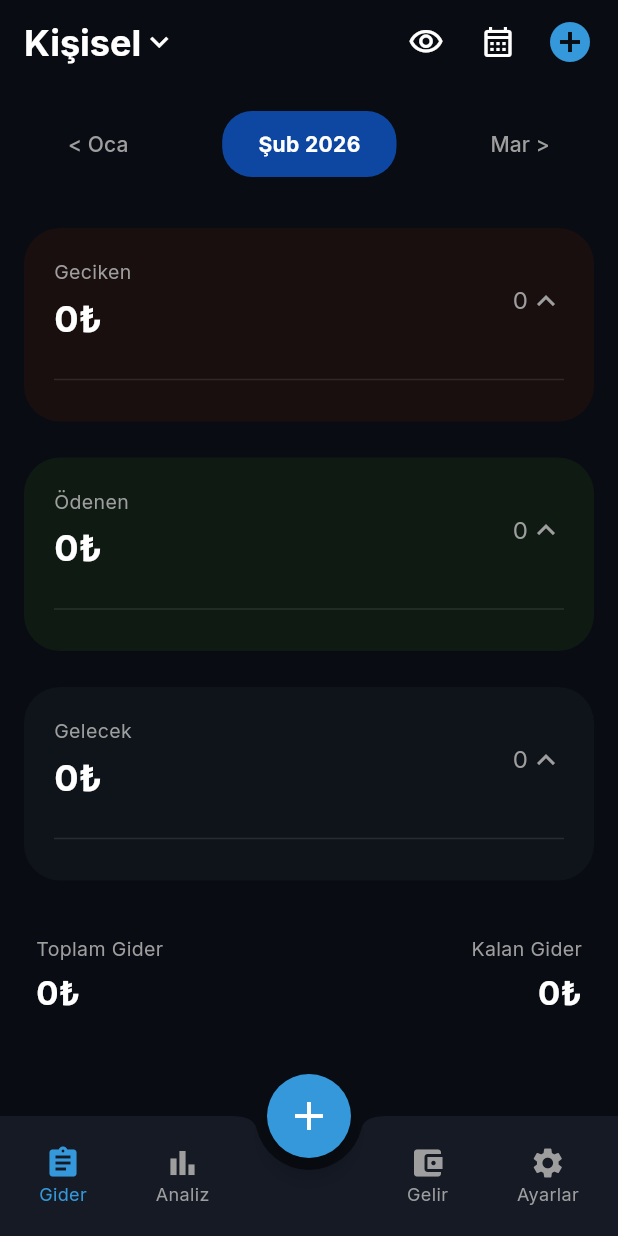
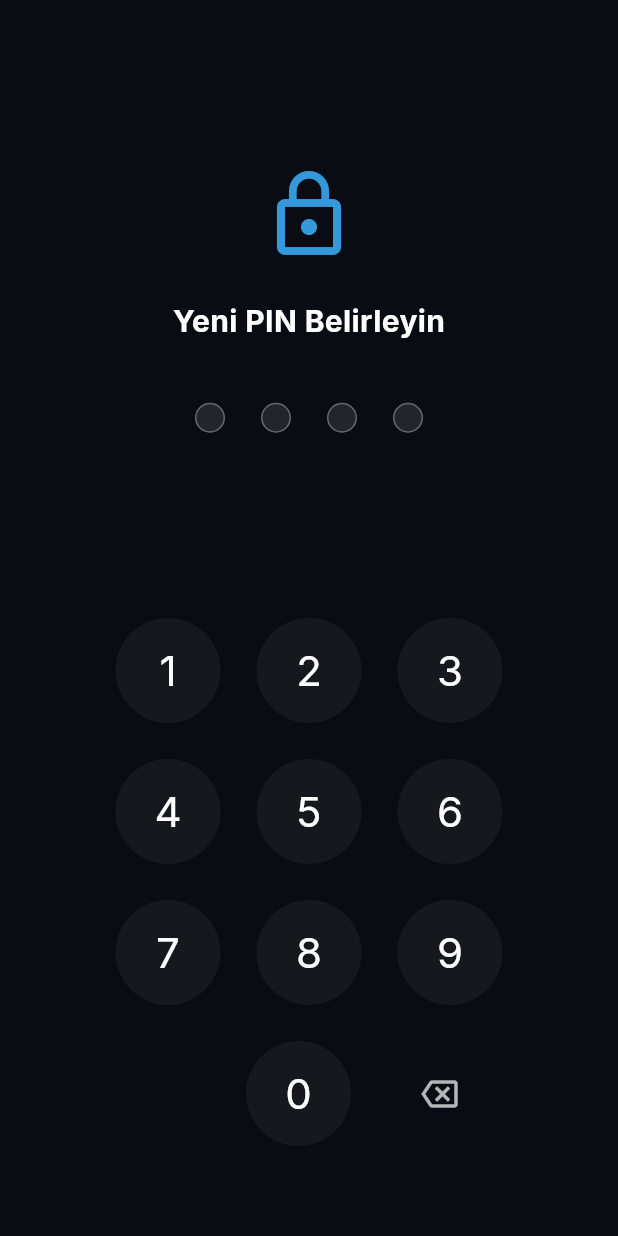
Before and after one commit to rks020/ProFinans, a Flutter app: the screen it shows after launch, on a phone screen of 412 x 824 dp. Run offline on Flutter 3.47's test engine with Material 3 defaults, Android fonts, the phone set to English and light mode, and no system bars; our stand-ins replace fl_chart, flutter_riverpod, freezed_annotation, google_fonts, hive_ce, hive_ce_flutter and 2 more; accounts and stored records are empty; generated files the repository leaves out were written again; statements that could not run were skipped.

Commit message:
feat: Implement PIN security, fix build errors, and deploy release builds

```diff
--- a/lib/data/models/app_settings.dart
+++ b/lib/data/models/app_settings.dart
@@ -14,6 +14,7 @@ abstract class AppSettings extends HiveObject with _$AppSettings {
     @HiveField(1) @Default('TRY') String selectedCurrency,
     @HiveField(2) @Default('dark') String themePreference,
     @HiveField(3) @Default(false) bool isPrivacyMode,
+    @HiveField(4) String? pinCode,
   }) = _AppSettings;
 
   factory AppSettings.fromJson(Map<String, dynamic> json) => _$AppSettingsFromJson(json);
--- a/lib/main.dart
+++ b/lib/main.dart
@@ -11,6 +11,9 @@ import 'ui/screens/main_screen.dart';
 import 'package:uuid/uuid.dart';
 import 'package:intl/date_symbol_data_local.dart';
 import 'hive_registrar.g.dart';
+
+import 'ui/screens/pin_screen.dart';
+import 'providers/app_providers.dart';
 
 void main() async {
   WidgetsFlutterBinding.ensureInitialized();
@@ -48,16 +51,31 @@ void main() async {
   );
 }
 
-class MyApp extends StatelessWidget {
+class MyApp extends ConsumerWidget {
   const MyApp({super.key});
 
   @override
-  Widget build(BuildContext context) {
+  Widget build(BuildContext context, WidgetRef ref) {
+    final settings = ref.watch(appSettingsProvider);
+    final isVerified = ref.watch(pinStateProvider);
+
+    Widget home;
+    if (settings.pinCode == null) {
+      // No PIN set yet - force setup
+      home = const PinScreen(isSetupMode: true);
+    } else if (!isVerified) {
+      // PIN set but not verified this session
+      home = const PinScreen(isSetupMode: false);
+    } else {
+      // PIN verified
+      home = const MainScreen();
+    }
+
     return MaterialApp(
       title: 'ProFinans',
       debugShowCheckedModeBanner: false,
       theme: AppTheme.darkTheme,
-      home: const MainScreen(),
+      home: home,
     );
   }
 }
--- /dev/null
+++ b/lib/ui/screens/pin_screen.dart
@@ -0,0 +1,179 @@
+import 'package:flutter/material.dart';
+import 'package:flutter_riverpod/flutter_riverpod.dart';
+import '../../providers/app_providers.dart';
+import '../theme/app_theme.dart';
+
+class PinScreen extends ConsumerStatefulWidget {
+  final bool isSetupMode;
+
+  const PinScreen({super.key, this.isSetupMode = false});
+
+  @override
+  ConsumerState<PinScreen> createState() => _PinScreenState();
+}
+
+class _PinScreenState extends ConsumerState<PinScreen> {
+  String _pin = "";
+  String? _firstPin; // For setup mode confirmation
+  String _errorMessage = "";
+
+  void _handleKeyPress(String key) {
+    setState(() {
+      _errorMessage = "";
+      if (key == "DEL") {
+        if (_pin.isNotEmpty) _pin = _pin.substring(0, _pin.length - 1);
+      } else if (_pin.length < 4) {
+        _pin += key;
+      }
+    });
+
+    if (_pin.length == 4) {
+      _processPin();
+    }
+  }
+
+  void _processPin() async {
+    final settings = ref.read(appSettingsProvider);
+
+    if (widget.isSetupMode) {
+      if (_firstPin == null) {
+        // First step of setup
+        setState(() {
+          _firstPin = _pin;
+          _pin = "";
+        });
+      } else {
+        // Confirmation step
+        if (_pin == _firstPin) {
+          await ref.read(appSettingsProvider.notifier).updatePinCode(_pin);
+          // Set as verified for current session
+          ref.read(pinStateProvider.notifier).verify();
+        } else {
+          setState(() {
+            _pin = "";
+            _firstPin = null;
+            _errorMessage = "PIN'ler eşleşmiyor. Tekrar deneyin.";
+          });
+        }
+      }
+    } else {
+      // Verification mode
+      if (_pin == settings.pinCode) {
+        ref.read(pinStateProvider.notifier).verify();
+      } else {
+        setState(() {
+          _pin = "";
+          _errorMessage = "Hatalı PIN. Tekrar deneyin.";
+        });
+      }
+    }
+  }
+
+  @override
+  Widget build(BuildContext context) {
+    String title = "PIN Kodunuzu Girin";
+    if (widget.isSetupMode) {
+      title = _firstPin == null ? "Yeni PIN Belirleyin" : "PIN'i Doğrulayın";
+    }
+
+    return Scaffold(
+      backgroundColor: AppTheme.backgroundColor,
+      body: SafeArea(
+        child: Column(
+          children: [
+            const Spacer(flex: 2),
+            const Icon(Icons.lock_outline, size: 64, color: AppTheme.futureColor),
+            const SizedBox(height: 24),
+            Text(
+              title,
+              style: const TextStyle(color: Colors.white, fontSize: 20, fontWeight: FontWeight.bold),
+            ),
+            const SizedBox(height: 8),
+            if (_errorMessage.isNotEmpty)
+              Text(_errorMessage, style: const TextStyle(color: AppTheme.expenseColor, fontSize: 14)),
+            const SizedBox(height: 32),
+            // Pin dots
+            Row(
+              mainAxisAlignment: MainAxisAlignment.center,
+              children: List.generate(4, (index) {
+                bool isFilled = index < _pin.length;
+                return Container(
+                  margin: const EdgeInsets.symmetric(horizontal: 12),
+                  width: 20,
+                  height: 20,
+                  decoration: BoxDecoration(
+                    shape: BoxShape.circle,
+                    color: isFilled ? AppTheme.futureColor : Colors.white10,
+                    border: Border.all(color: isFilled ? AppTheme.futureColor : Colors.white30),
+                  ),
+                );
+              }),
+            ),
+            const Spacer(flex: 2),
+            // Keypad
+            _buildKeypad(),
+            const SizedBox(height: 48),
+          ],
+        ),
+      ),
+    );
+  }
+
+  Widget _buildKeypad() {
+    return Column(
+      children: [
+        for (var row in [
+          ["1", "2", "3"],
+          ["4", "5", "6"],
+          ["7", "8", "9"],
+          ["", "0", "DEL"]
+        ])
+          Row(
+            mainAxisAlignment: MainAxisAlignment.center,
+            children: row.map((key) {
+              if (key == "") return const SizedBox(width: 80, height: 80);
+              return Padding(
+                padding: const EdgeInsets.all(12.0),
+                child: _KeyButton(
+                  label: key,
+                  onTap: () => _handleKeyPress(key),
+                  isDelete: key == "DEL",
+                ),
+              );
+            }).toList(),
+          ),
+      ],
+    );
+  }
+}
+
+class _KeyButton extends StatelessWidget {
+  final String label;
+  final VoidCallback onTap;
+  final bool isDelete;
+
+  const _KeyButton({required this.label, required this.onTap, this.isDelete = false});
+
+  @override
+  Widget build(BuildContext context) {
+    return InkWell(
+      onTap: onTap,
+      borderRadius: BorderRadius.circular(40),
+      child: Container(
+        width: 70,
+        height: 70,
+        decoration: BoxDecoration(
+          shape: BoxShape.circle,
+          color: isDelete ? Colors.transparent : Colors.white.withOpacity(0.05),
+        ),
+        alignment: Alignment.center,
+        child: isDelete
+            ? const Icon(Icons.backspace_outlined, color: Colors.white70)
+            : Text(
+                label,
+                style: const TextStyle(color: Colors.white, fontSize: 28, fontWeight: FontWeight.w400),
+              ),
+      ),
+    );
+  }
+}
```
Also changed, not shown: lib/providers/app_providers.dart (+20 -7 lines), lib/ui/screens/settings_screen.dart (+12 -0 lines), lib/data/models/app_settings.freezed.dart, lib/data/models/app_settings.g.dart, lib/providers/app_providers.g.dart.
